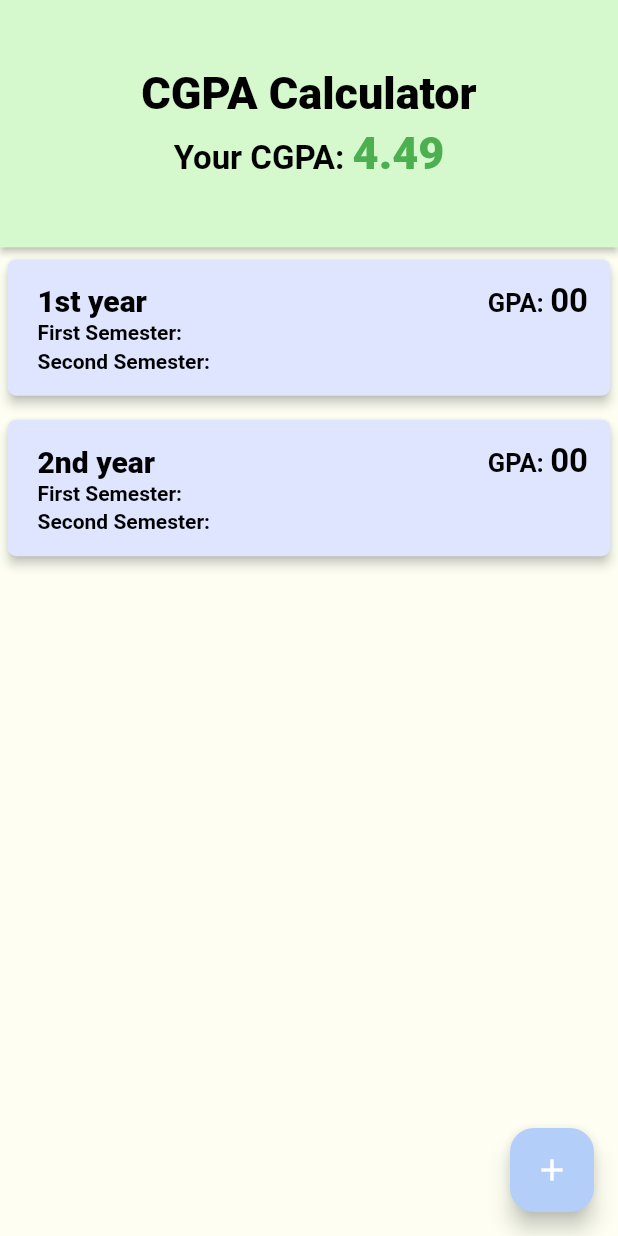
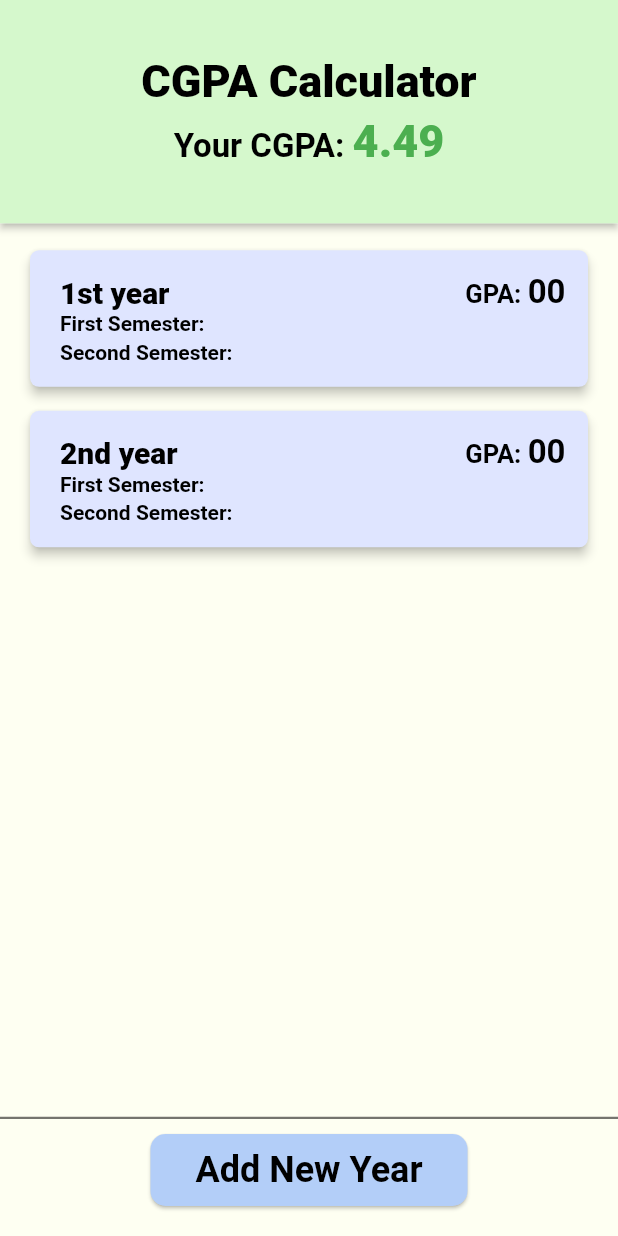
Before and after one commit to LordOlumide/upgraded_cgpa_app, a Flutter app: the screen it shows after launch, on a phone screen of 412 x 824 dp. Run offline on Flutter 3.47's test engine with Material 2 defaults, Android fonts, the phone set to English and light mode, and no system bars; our stand-ins replace flutter_riverpod.

Commit message:
state management replaced with Riverpad

```diff
--- a/lib/app/models/semester_result.dart
+++ b/lib/app/models/semester_result.dart
@@ -39,6 +39,6 @@ class SemesterResult {
 
   @override
   String toString() {
-    return 'Semester Results: \n${_courses.map((e) => e.toString())}\n';
+    return 'Semester Results:\n${_courses.map((e) => e.toString())}\n';
   }
 }
--- a/lib/app/models/year_result.dart
+++ b/lib/app/models/year_result.dart
@@ -37,4 +37,10 @@ class YearResult {
 
   bool isEmpty() =>
       firstSem.courses.isEmpty && secondSem.courses.isEmpty ? true : false;
+
+  @override
+  String toString() {
+    return '\nFirst semester: ${firstSem.courses.length} courses\n'
+        'Second semester: ${secondSem.courses.length} courses\n';
+  }
 }
--- a/lib/app/ui/screens/home_screen.dart
+++ b/lib/app/ui/screens/home_screen.dart
@@ -1,23 +1,24 @@
 import 'package:flutter/material.dart';
-import 'package:provider/provider.dart';
+import 'package:flutter_riverpod/flutter_riverpod.dart';
 import 'package:upgraded_cgpa_app/app/core/theme.dart';
-import 'package:upgraded_cgpa_app/app/providers/database_provider.dart';
+import 'package:upgraded_cgpa_app/app/data/riverpod_providers/database_state_notifier.dart';
 import 'package:upgraded_cgpa_app/app/ui/widgets/year_card_display.dart';
 
-class HomeScreen extends StatelessWidget {
+class HomeScreen extends ConsumerWidget {
   static const screenId = 'Home screen';
 
   const HomeScreen({Key? key}) : super(key: key);
 
   @override
-  Widget build(BuildContext context) {
+  Widget build(BuildContext context, WidgetRef ref) {
     return Scaffold(
       appBar: AppBar(
         toolbarHeight: 0,
         backgroundColor: Theme.of(context).colorScheme.primary,
         elevation: 0,
       ),
-      body: Column(
+      body: SafeArea(
+        child: Column(
           children: [
             Expanded(
               flex: 1,
@@ -44,12 +45,14 @@ class HomeScreen extends StatelessWidget {
                           style: TextStyle(
                             fontSize: 22,
                             fontWeight: FontWeight.w600,
-                          color: Theme.of(context).textTheme.bodyMedium!.color,
+                            color:
+                                Theme.of(context).textTheme.bodyMedium!.color,
                           ),
                           children: [
                             const TextSpan(text: 'Your CGPA: '),
                             TextSpan(
-                            text: Provider.of<Database>(context)
+                              text: ref
+                                  .watch(databaseProvider.notifier)
                                   .currentCGPA
                                   .toStringAsFixed(2),
                               style: TextStyle(
@@ -68,24 +71,53 @@ class HomeScreen extends StatelessWidget {
             ),
             Expanded(
               flex: 4,
-            child: Consumer<Database>(
-              builder: (context, database, child) {
-                return ListView(
-                  children: [
-                    for (int i = 0; i < database.mainDatabase.length; i++)
-                      YearCardDisplay(yearResultIndex: i)
-                  ],
-                );
+              child: Padding(
+                padding: const EdgeInsets.fromLTRB(15, 0, 15, 0),
+                child: ListView.builder(
+                  padding: const EdgeInsets.only(top: 10, bottom: 30),
+                  itemCount: ref.watch(databaseProvider).length,
+                  itemBuilder: (context, index) {
+                    return YearCardDisplay(yearResultIndex: index);
                   },
+                ),
+              ),
+            ),
+            const Divider(
+              height: 1.5,
+              thickness: 1.5,
+              color: Colors.black54,
+            ),
+
+            // "Add New Year" button
+            Padding(
+              padding: const EdgeInsets.only(bottom: 20, top: 10),
+              child: ElevatedButton(
+                onPressed: () {
+                  ref.watch(databaseProvider.notifier).addNewYear();
+                },
+                style: ButtonStyle(
+                  padding: MaterialStateProperty.all<EdgeInsetsGeometry>(
+                      const EdgeInsets.symmetric(horizontal: 30, vertical: 10)),
+                  backgroundColor: MaterialStateProperty.all<Color>(
+                      Theme.of(context)
+                          .floatingActionButtonTheme
+                          .backgroundColor!),
+                  shape: MaterialStateProperty.all<OutlinedBorder>(
+                      RoundedRectangleBorder(
+                          borderRadius: BorderRadius.circular(10))),
+                ),
+                child: Text(
+                  'Add New Year',
+                  style: TextStyle(
+                    fontSize: 24,
+                    fontWeight: FontWeight.w700,
+                    color: Theme.of(context).textTheme.bodyMedium!.color,
+                  ),
+                ),
               ),
             ),
           ],
         ),
-      floatingActionButton: FloatingActionButton(
-        child: const Icon(Icons.add),
-        onPressed: () {
-          Provider.of<Database>(context, listen: false).addYear();
-        },
       ),
     );
   }
--- a/lib/app/ui/widgets/year_card_display.dart
+++ b/lib/app/ui/widgets/year_card_display.dart
@@ -1,10 +1,10 @@
 import 'package:flutter/material.dart';
-import 'package:provider/provider.dart';
+import 'package:flutter_riverpod/flutter_riverpod.dart';
 import 'package:upgraded_cgpa_app/app/helpers/int_to_position.dart';
 import 'package:upgraded_cgpa_app/app/models/year_result.dart';
-import 'package:upgraded_cgpa_app/app/providers/database_provider.dart';
+import 'package:upgraded_cgpa_app/app/data/riverpod_providers/database_state_notifier.dart';
 
-class YearCardDisplay extends StatelessWidget {
+class YearCardDisplay extends ConsumerWidget {
   final int yearResultIndex;
 
   const YearCardDisplay({
@@ -13,9 +13,8 @@ class YearCardDisplay extends StatelessWidget {
   }) : super(key: key);
 
   @override
-  Widget build(BuildContext context) {
-    YearResult yearResult =
-        Provider.of<Database>(context).mainDatabase[yearResultIndex];
+  Widget build(BuildContext context, WidgetRef ref) {
+    YearResult yearResult = ref.watch(databaseProvider)[yearResultIndex];
 
     return Container(
       margin: const EdgeInsets.fromLTRB(5, 8, 5, 8),
--- a/lib/main.dart
+++ b/lib/main.dart
@@ -1,12 +1,11 @@
 import 'package:flutter/material.dart';
-import 'package:provider/provider.dart';
+import 'package:flutter_riverpod/flutter_riverpod.dart';
 import 'package:upgraded_cgpa_app/app/core/theme.dart';
-import 'package:upgraded_cgpa_app/app/providers/database_provider.dart';
 import 'package:upgraded_cgpa_app/app/ui/routing/app_router.dart';
 import 'package:upgraded_cgpa_app/app/ui/screens/home_screen.dart';
 
 void main() {
-  runApp(const MyApp());
+  runApp(const ProviderScope(child: MyApp()));
 }
 
 class MyApp extends StatelessWidget {
@@ -14,19 +13,12 @@ class MyApp extends StatelessWidget {
 
   @override
   Widget build(BuildContext context) {
-    return MultiProvider(
-      providers: [
-        ChangeNotifierProvider(
-          create: (context) => Database()..initialize(true),
-        ),
-      ],
-      child: MaterialApp(
-        title: 'CGPA App',
-        theme: AppTheme.lightTheme,
-        darkTheme: AppTheme.darkTheme,
-        onGenerateRoute: AppRouter.onGenerateRoute,
-        initialRoute: HomeScreen.screenId,
-      ),
+    return MaterialApp(
+      title: 'CGPA App',
+      theme: AppTheme.lightTheme,
+      darkTheme: AppTheme.darkTheme,
+      onGenerateRoute: AppRouter.onGenerateRoute,
+      initialRoute: HomeScreen.screenId,
     );
   }
 }
```
Also changed, not shown: lib/app/data/riverpod_providers/database_state_notifier.dart (renamed from lib/app/providers/database_provider.dart, +21 -43 lines), lib/app/ui/widgets/course_card_display.dart (+8 -8 lines), lib/app/ui/widgets/semester_card_display.dart (+6 -8 lines), pubspec.yaml (+9 -52 lines), pubspec.lock. Lines whose indentation alone changed are shown as unchanged.
